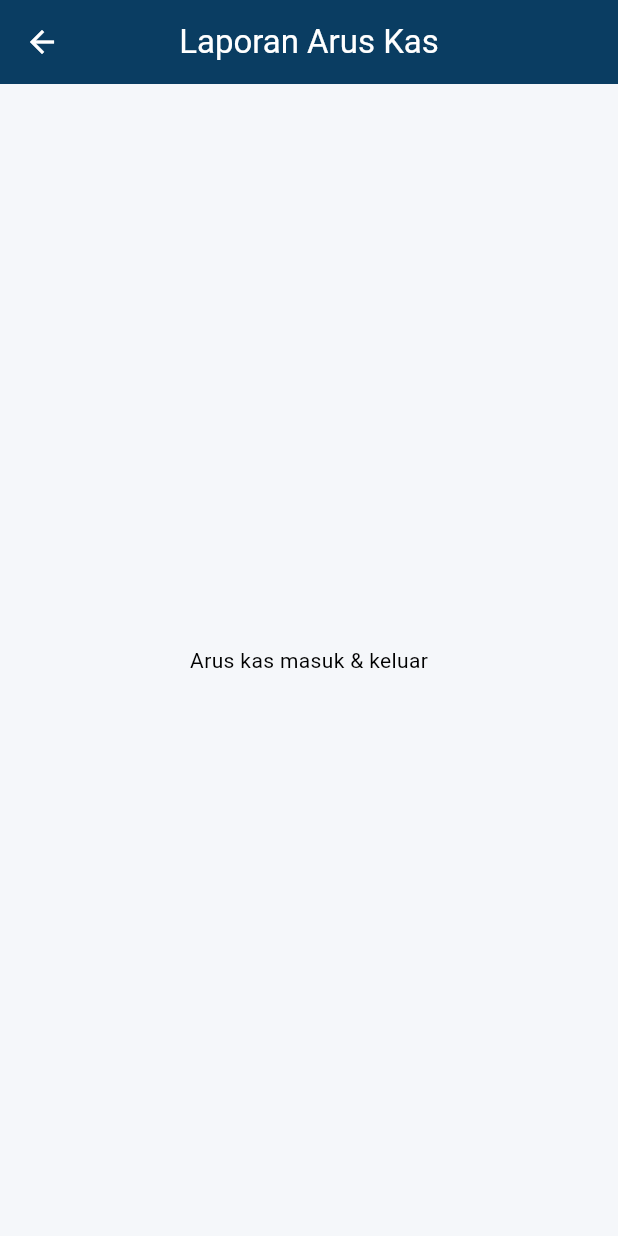
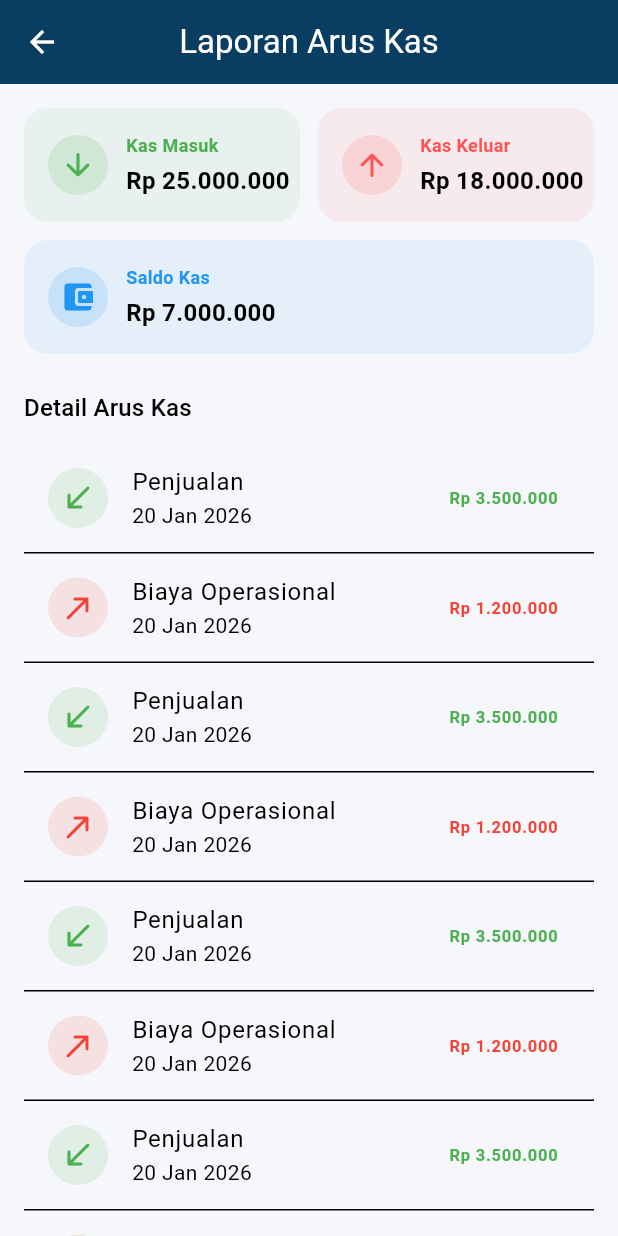
Before and after one commit to aprilianurfa/USAHAKU, a Flutter app: the LaporanArusKasPage screen opened directly, on a phone screen of 412 x 824 dp. Run offline on Flutter 3.47's test engine with Material 3 defaults, Android fonts, the light colour scheme and no system bars; our stand-ins replace dio, flutter_secure_storage, image_picker; missing offline and left inert: blue_thermal_printer; accounts and stored records are empty; statements that could not run were skipped.

Commit message:
Update cash_flow_report.dart

```diff
--- a/lib/pages/report/cash_flow_report.dart
+++ b/lib/pages/report/cash_flow_report.dart
@@ -1,16 +1,157 @@
 import 'package:flutter/material.dart';
+import 'package:intl/intl.dart';
 
 class LaporanArusKasPage extends StatelessWidget {
   const LaporanArusKasPage({super.key});
 
+  String formatRupiah(num value) {
+    return NumberFormat.currency(
+      locale: 'id_ID',
+      symbol: 'Rp ',
+      decimalDigits: 0,
+    ).format(value);
+  }
+
   @override
   Widget build(BuildContext context) {
-    return Scaffold( // ✅ HAPUS const DI SINI
+    // ===== DATA DUMMY =====
+    final kasMasuk = 25000000;
+    final kasKeluar = 18000000;
+    final saldoKas = kasMasuk - kasKeluar;
+
+    return Scaffold(
       appBar: AppBar(
         title: const Text('Laporan Arus Kas'),
       ),
-      body: const Center(
-        child: Text('Arus kas masuk & keluar'),
+      body: SingleChildScrollView(
+        padding: const EdgeInsets.all(16),
+        child: Column(
+          children: [
+            // ===== RINGKASAN =====
+            Row(
+              children: [
+                Expanded(
+                  child: _summaryCard(
+                    title: 'Kas Masuk',
+                    value: formatRupiah(kasMasuk),
+                    color: Colors.green,
+                    icon: Icons.arrow_downward_rounded,
+                  ),
+                ),
+                const SizedBox(width: 12),
+                Expanded(
+                  child: _summaryCard(
+                    title: 'Kas Keluar',
+                    value: formatRupiah(kasKeluar),
+                    color: Colors.redAccent,
+                    icon: Icons.arrow_upward_rounded,
+                  ),
+                ),
+              ],
+            ),
+
+            const SizedBox(height: 12),
+
+            _summaryCard(
+              title: 'Saldo Kas',
+              value: formatRupiah(saldoKas),
+              color: Colors.blue,
+              icon: Icons.account_balance_wallet_rounded,
+            ),
+
+            const SizedBox(height: 24),
+
+            // ===== DETAIL =====
+            Align(
+              alignment: Alignment.centerLeft,
+              child: Text(
+                'Detail Arus Kas',
+                style: Theme.of(context).textTheme.titleMedium,
+              ),
+            ),
+            const SizedBox(height: 12),
+
+            ListView.separated(
+              shrinkWrap: true,
+              physics: const NeverScrollableScrollPhysics(),
+              itemCount: 8,
+              separatorBuilder: (_, __) => const Divider(height: 1),
+              itemBuilder: (context, index) {
+                final isMasuk = index.isEven;
+
+                return ListTile(
+                  leading: CircleAvatar(
+                    backgroundColor:
+                        (isMasuk ? Colors.green : Colors.red).withOpacity(0.12),
+                    child: Icon(
+                      isMasuk
+                          ? Icons.call_received_rounded
+                          : Icons.call_made_rounded,
+                      color: isMasuk ? Colors.green : Colors.red,
+                    ),
+                  ),
+                  title: Text(
+                    isMasuk ? 'Penjualan' : 'Biaya Operasional',
+                  ),
+                  subtitle: const Text('20 Jan 2026'),
+                  trailing: Text(
+                    formatRupiah(isMasuk ? 3500000 : 1200000),
+                    style: TextStyle(
+                      color: isMasuk ? Colors.green : Colors.red,
+                      fontWeight: FontWeight.bold,
+                    ),
+                  ),
+                );
+              },
+            ),
+          ],
+        ),
+      ),
+    );
+  }
+
+  // ================= CARD =================
+  Widget _summaryCard({
+    required String title,
+    required String value,
+    required Color color,
+    required IconData icon,
+  }) {
+    return Container(
+      padding: const EdgeInsets.all(16),
+      decoration: BoxDecoration(
+        color: color.withOpacity(0.08),
+        borderRadius: BorderRadius.circular(16),
+      ),
+      child: Row(
+        children: [
+          CircleAvatar(
+            backgroundColor: color.withOpacity(0.15),
+            child: Icon(icon, color: color),
+          ),
+          const SizedBox(width: 12),
+          Column(
+            crossAxisAlignment: CrossAxisAlignment.start,
+            children: [
+              Text(
+                title,
+                style: TextStyle(
+                  fontSize: 12,
+                  color: color,
+                  fontWeight: FontWeight.w600,
+                ),
+              ),
+              const SizedBox(height: 4),
+              Text(
+                value,
+                style: const TextStyle(
+                  fontSize: 16,
+                  fontWeight: FontWeight.bold,
+                ),
+              ),
+            ],
+          ),
+        ],
       ),
     );
   }
```
